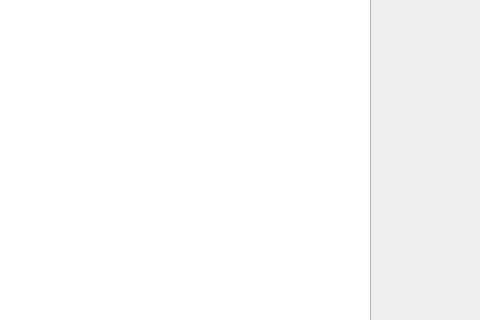
The window that mainwindow.ui (XapaJIaMnu/translateLocally) describes before a commit, drawn with Qt 5; both pictures show x 420 to 900 and y 183 to 503 of the 900 by 605 pixel window.
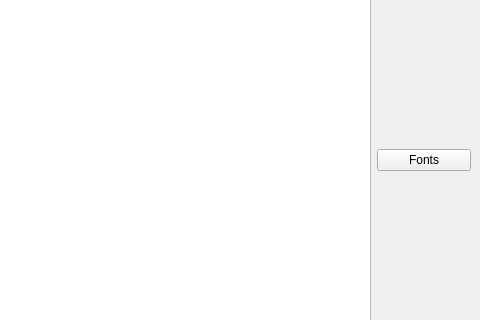
The same window after the commit.

Commit message: Change fonts dynamically

What changed in the file:
```diff
--- a/mainwindow.ui
+++ b/mainwindow.ui
@@ -69,6 +69,13 @@
       </property>
      </widget>
     </item>
+    <item row="4" column="2">
+     <widget class="QPushButton" name="FontButton">
+      <property name="text">
+       <string>Fonts</string>
+      </property>
+     </widget>
+    </item>
    </layout>
   </widget>
   <widget class="QMenuBar" name="menubar">
```
Left out of the diff: 3 changed lines with no effect on the pictures. The commit also changes 2 other files.
